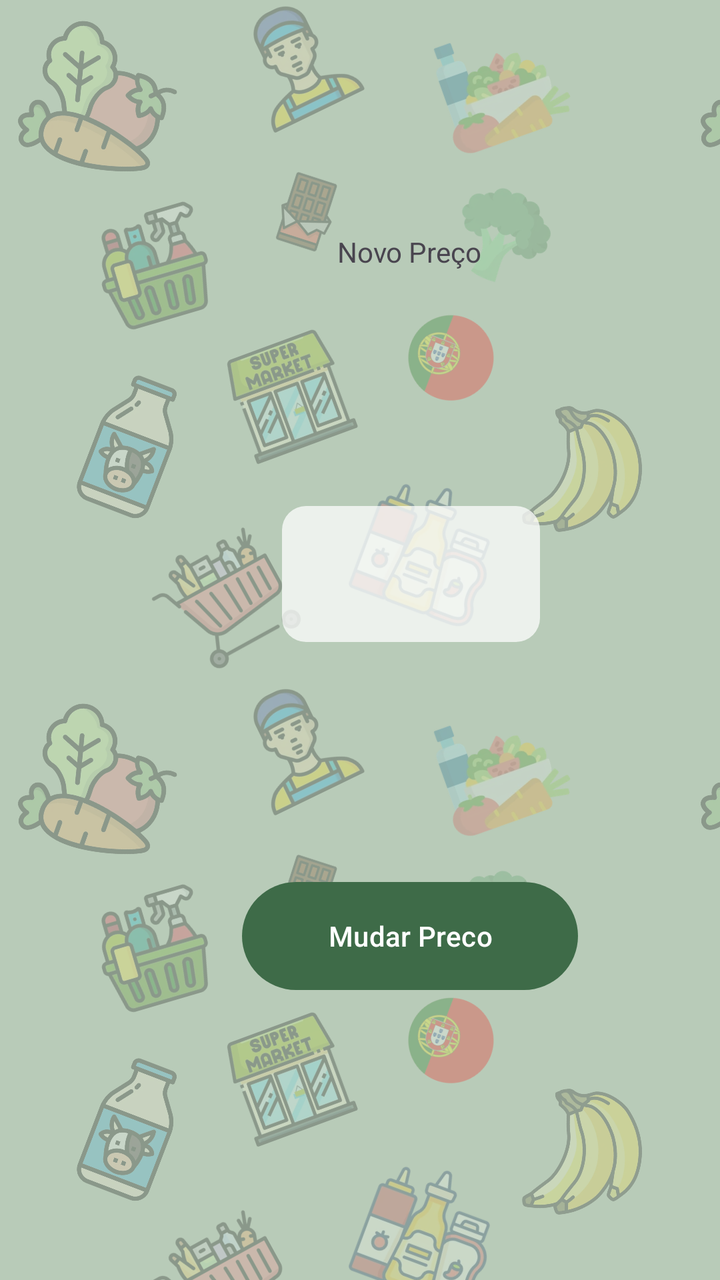
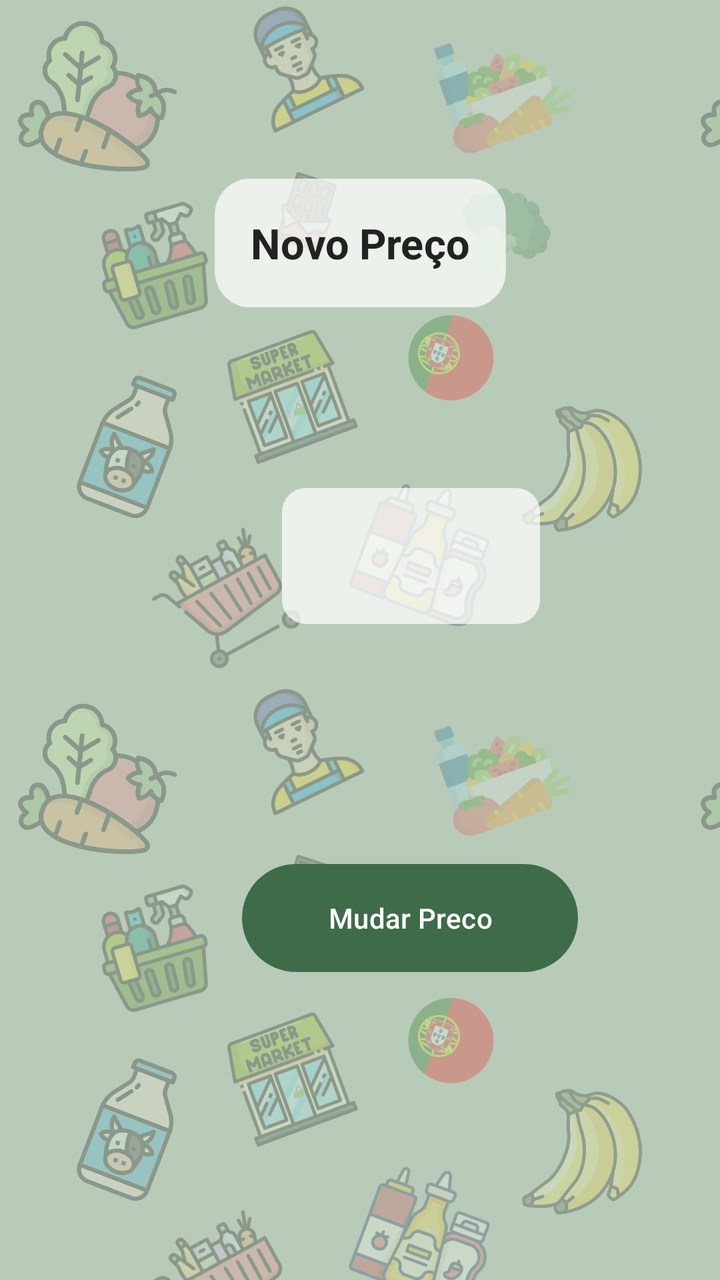

Screens rendered from an Android XML layout before and after an edit, with the pre-edit source and the edit as a unified diff.
<!-- AndroidManifest.xml: application theme Theme.ProjectDroid_1220893_1241190 -->
<!-- res/layout/activity_mudar_preco.xml -->
<?xml version="1.0" encoding="utf-8"?>
<androidx.constraintlayout.widget.ConstraintLayout xmlns:android="http://schemas.android.com/apk/res/android"
    xmlns:app="http://schemas.android.com/apk/res-auto"
    xmlns:tools="http://schemas.android.com/tools"
    android:id="@+id/main"
    android:layout_width="match_parent"
    android:layout_height="match_parent"
    tools:context=".ui.MudarPreco">

    <TextView
        android:id="@+id/produtoNomePreco"
        android:layout_width="169dp"
        android:layout_height="52dp"
        android:layout_marginStart="120dp"
        android:layout_marginTop="100dp"
        android:layout_marginBottom="100dp"
        android:gravity="center"
        android:text="Novo Preço"
        app:layout_constraintBottom_toTopOf="@+id/editarPreco"
        app:layout_constraintStart_toStartOf="parent"
        app:layout_constraintTop_toTopOf="parent"
        app:layout_constraintVertical_bias="1.0" />

    <Button
        android:id="@+id/buttonMudarPrecoFinal"
        android:layout_width="168dp"
        android:layout_height="62dp"
        android:layout_marginStart="121dp"
        android:layout_marginTop="116dp"
        android:text="Mudar Preco"
        app:layout_constraintStart_toStartOf="parent"
        app:layout_constraintTop_toBottomOf="@+id/editarPreco" />

    <EditText
        android:id="@+id/editarPreco"
        android:layout_width="129dp"
        android:layout_height="68dp"
        android:layout_marginStart="141dp"
        android:layout_marginTop="101dp"
        android:ems="10"
        android:gravity="center"
        android:inputType="number"
        app:layout_constraintStart_toStartOf="parent"
        app:layout_constraintTop_toBottomOf="@+id/produtoNomePreco" />
</androidx.constraintlayout.widget.ConstraintLayout>
<!-- resources referenced by this layout -->
<resources>
  <style name="Theme.ProjectDroid_1220893_1241190" parent="Base.Theme.ProjectDroid_1220893_1241190" />
  <style name="Base.Theme.ProjectDroid_1220893_1241190" parent="Theme.Material3.DayNight.NoActionBar">
          
          <item name="android:windowBackground">@drawable/fundo_supermercado</item>
  
          
          <item name="colorPrimary">@color/verde_botao</item>
          <item name="colorOnPrimary">@color/white</item>
          <item name="colorPrimaryContainer">@color/verde_botao</item>
  
          
          <item name="editTextStyle">@style/fundoElementosLayout</item>
          <item name="spinnerStyle">@style/fundoElementosLayout</item>
  
  
  
      </style>
  <!-- drawable fundo_supermercado (drawable) -->
  <?xml version="1.0" encoding="utf-8"?>
  <bitmap xmlns:android="http://schemas.android.com/apk/res/android"
      android:src="@drawable/padrao_fundo"
      android:tileMode="repeat" />
  <color name="verde_botao">#3E6B48</color>
  <color name="white">#FFFFFFFF</color>
  <style name="fundoElementosLayout" parent="Widget.AppCompat.EditText">
          <item name="android:background">@drawable/fundo_edittext</item>
          <item name="android:padding">12dp</item>
          <item name="android:textColor">#222222</item>
          <item name="android:textColorHint">#6B6B6B</item>
      </style>
  <!-- drawable padrao_fundo: png bitmap (drawable-nodpi, 387805 bytes) -->
  <!-- drawable fundo_edittext (drawable) -->
  <?xml version="1.0" encoding="utf-8"?>
  <shape xmlns:android="http://schemas.android.com/apk/res/android"
      android:shape="rectangle">
      <solid android:color="#BCFFFFFF" />
      <corners android:radius="12dp" />
  </shape>
</resources>

<!-- the commit's change to res/layout/activity_mudar_preco.xml (unified diff, before → after) -->
@@ -9,14 +9,18 @@
 
     <TextView
         android:id="@+id/produtoNomePreco"
-        android:layout_width="169dp"
-        android:layout_height="52dp"
-        android:layout_marginStart="120dp"
+        style="@style/TextoComFundo"
+        android:layout_width="wrap_content"
+        android:layout_height="wrap_content"
         android:layout_marginTop="100dp"
         android:layout_marginBottom="100dp"
         android:gravity="center"
+        android:scaleX="1.5"
+        android:scaleY="1.5"
         android:text="Novo Preço"
+        android:textStyle="bold"
         app:layout_constraintBottom_toTopOf="@+id/editarPreco"
+        app:layout_constraintEnd_toEndOf="parent"
         app:layout_constraintStart_toStartOf="parent"
         app:layout_constraintTop_toTopOf="parent"
         app:layout_constraintVertical_bias="1.0" />
<!-- resource entries referenced after the edit -->
@@ -1,5 +1,10 @@
 <!-- resources referenced by this layout -->
 <resources>
+  <style name="TextoComFundo" parent="Widget.AppCompat.TextView">
+          <item name="android:background">@drawable/fundo_edittext</item>
+          <item name="android:padding">12dp</item>
+          <item name="android:textColor">#222222</item>
+      </style>
   <style name="Theme.ProjectDroid_1220893_1241190" parent="Base.Theme.ProjectDroid_1220893_1241190" />
   <style name="Base.Theme.ProjectDroid_1220893_1241190" parent="Theme.Material3.DayNight.NoActionBar">
           
